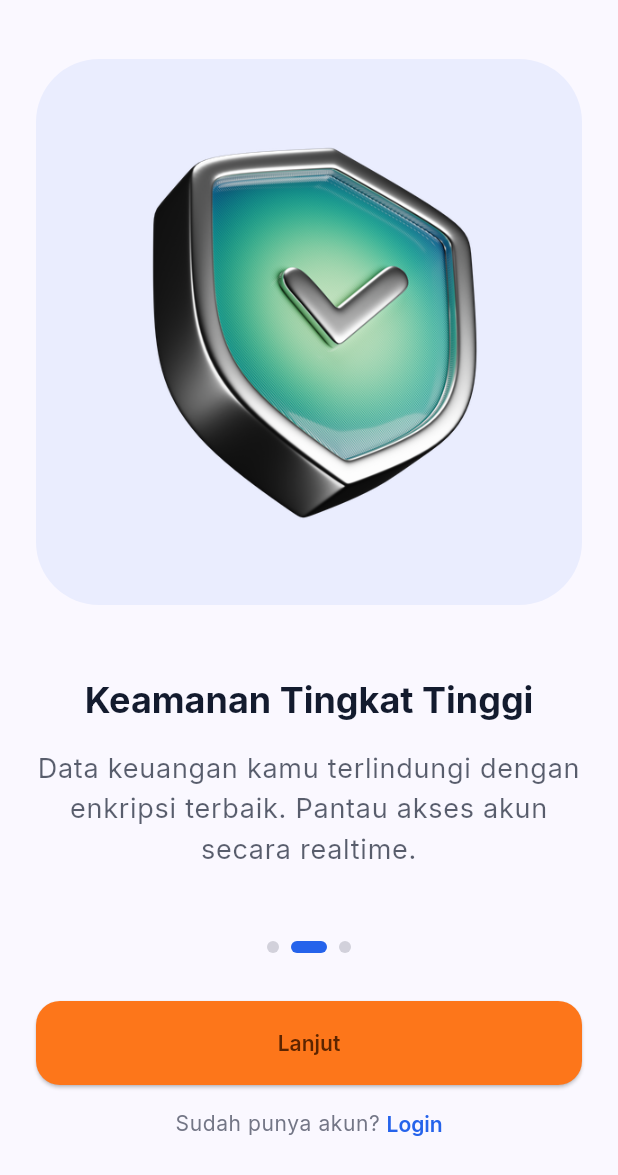
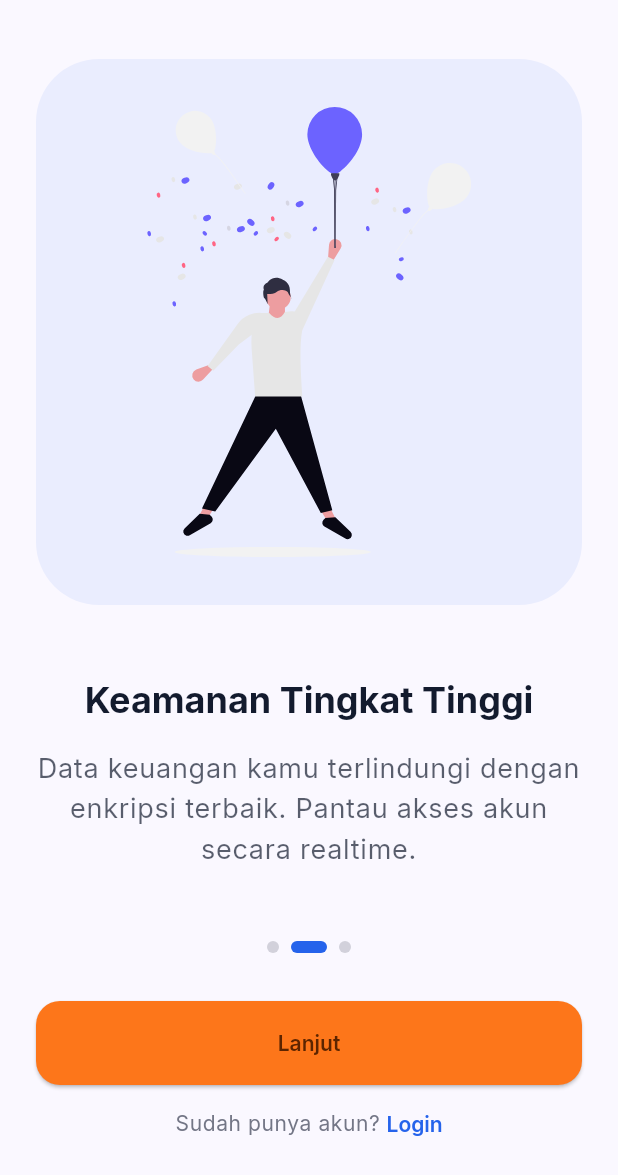
Before and after one commit to velora-1d/Ve-Wallet, a Flutter app: the screen it shows after launch, after a tap on "Lanjut", on a phone screen of 412 x 824 dp, the part 61-1236 px from its top. Run offline on Flutter 3.47's test engine with Material 3 defaults, Android fonts, the phone set to English and light mode, and no system bars; our stand-ins replace fl_chart, flutter_dotenv, flutter_riverpod, flutter_svg, go_router, google_fonts and 4 more; accounts and stored records are empty.

Commit message:
Add creator credit and refresh onboarding asset

```diff
--- a/lib/features/onboarding/presentation/screens/onboarding_screen.dart
+++ b/lib/features/onboarding/presentation/screens/onboarding_screen.dart
@@ -27,7 +27,7 @@ class _OnboardingScreenState extends State<OnboardingScreen> {
       title: 'Keamanan Tingkat Tinggi',
       description:
           'Data keuangan kamu terlindungi dengan enkripsi terbaik. Pantau akses akun secara realtime.',
-      imageUrl: 'assets/icons/3d/3dicons-shield-dynamic-color.png',
+      imageUrl: 'assets/images/onboarding/Juara.svg',
       buttonText: 'Lanjut',
     ),
     OnboardingData(
--- a/lib/features/splash/presentation/screens/splash_screen.dart
+++ b/lib/features/splash/presentation/screens/splash_screen.dart
@@ -80,6 +80,20 @@ class _SplashScreenState extends State<SplashScreen> {
             ),
             // Bottom Indicator
             Positioned(
+              bottom: 72,
+              left: 24,
+              right: 24,
+              child: Text(
+                'Dibuat oleh Mahin Utsman Nawawi, S.H',
+                textAlign: TextAlign.center,
+                style: Theme.of(context).textTheme.labelMedium?.copyWith(
+                  color: Colors.white.withValues(alpha: 0.82),
+                  fontWeight: FontWeight.w600,
+                  letterSpacing: 0.2,
+                ),
+              ),
+            ),
+            Positioned(
               bottom: 32,
               child: Row(
                 children: [
```
Also changed, not shown: lib/features/admin/presentation/screens/admin_profile_screen.dart (+26 -0 lines), lib/features/settings/presentation/screens/settings_screen.dart (+20 -0 lines).
